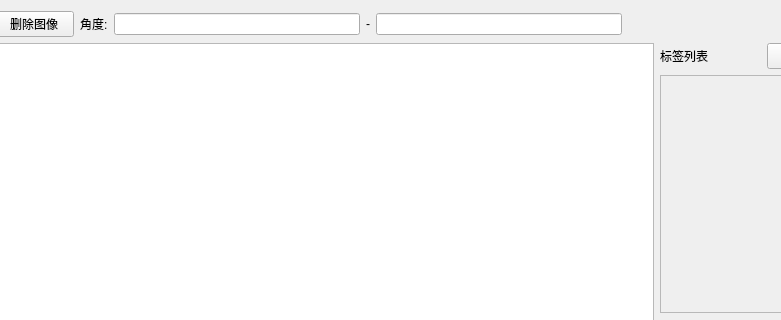
Above: ui/annotation.ui from pythondever/easy_trainer before the change; both pictures show x 189 to 970 and y 0 to 320 of the 1068 by 703 pixel window. Below: the same form after it.
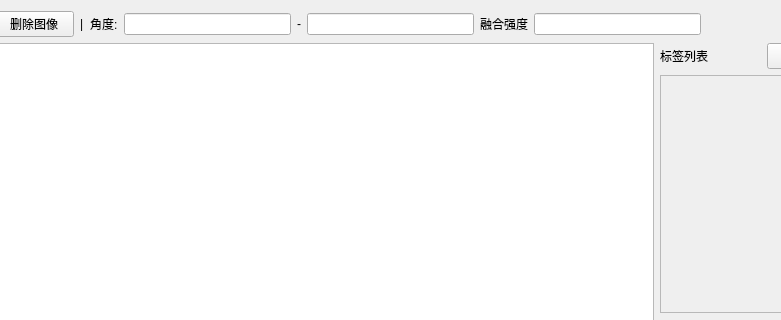
That is the form after the change. Icons and pictures are not drawn.

Diff of the .ui file:
```diff
--- a/ui/annotation.ui
+++ b/ui/annotation.ui
@@ -51,6 +51,13 @@
          </property>
         </widget>
        </item>
+       <item>
+        <widget class="QLabel" name="vert_sep_label">
+         <property name="text">
+          <string>|</string>
+         </property>
+        </widget>
+       </item>
        <item>
         <widget class="QLabel" name="angle_range_label">
          <property name="text">
@@ -79,6 +86,20 @@
          </property>
         </widget>
        </item>
+       <item>
+        <widget class="QLabel" name="blend_strength_label">
+         <property name="text">
+          <string>融合强度</string>
+         </property>
+        </widget>
+       </item>
+       <item>
+        <widget class="QLineEdit" name="blend_strength_lineEdit">
+         <property name="minimumSize">
+          <size><width>65</width><height>0</height></size>
+         </property>
+        </widget>
+       </item>
        <item>
         <spacer name="horizontalSpacer_3">
          <property name="orientation">
```
